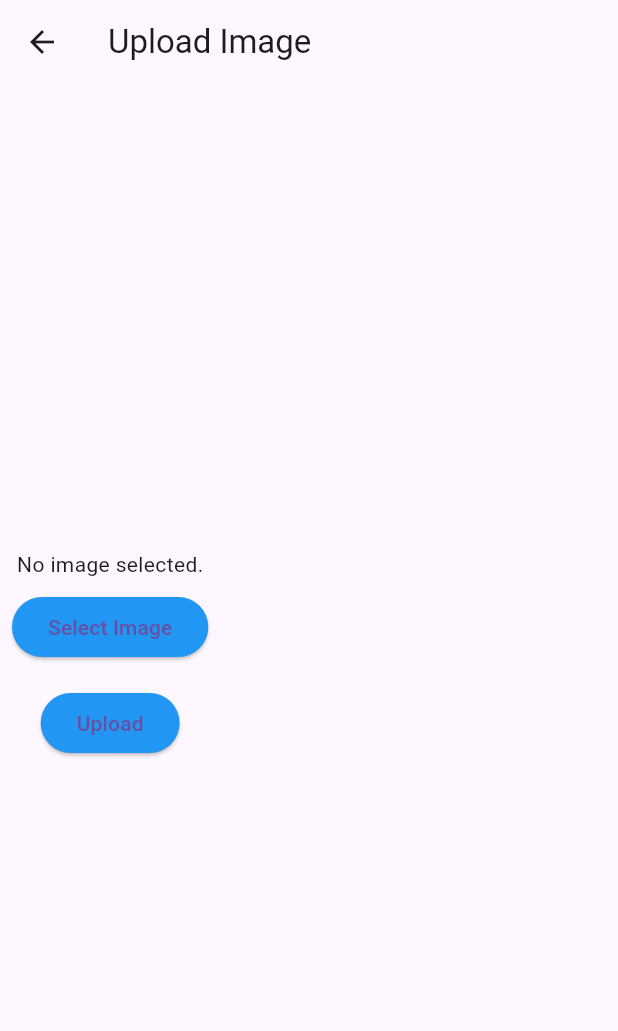
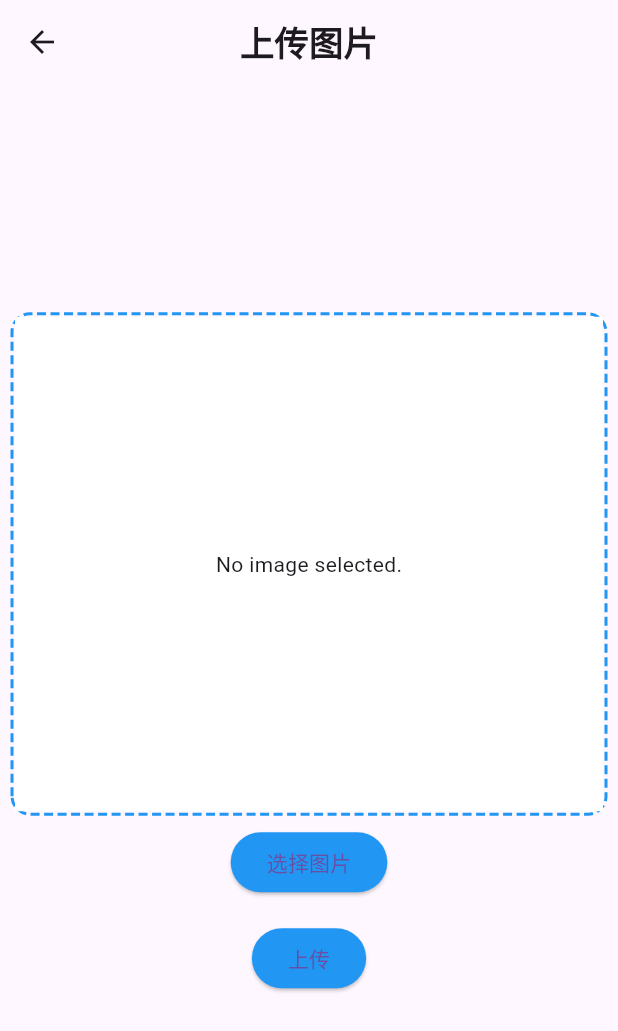
Before and after one commit to Kingsley-Yoimiya/EcoEye, a Flutter app: the screen it shows after launch, after a tap on "上传图片！", on a phone screen of 412 x 824 dp. Shown: the top 1031 px of the screen. Run offline on Flutter 3.47's test engine with Material 3 defaults, Android fonts, the phone set to English and light mode, and no system bars; drawn by our look-alikes of dotted_border; our stand-ins replace image_picker, shared_preferences; Roboto replaces fonts that are missing (Kaiti).

Commit message:
前端界面大体完善

```diff
--- a/flutter_app/lib/screens/main_screen.dart
+++ b/flutter_app/lib/screens/main_screen.dart
@@ -121,10 +121,13 @@ class _MainScreenState extends State<MainScreen> {
                 child: Center(
                   child: OutlinedButton(
                     onPressed: () async {
-                      await Navigator.push(
+                      final result = await Navigator.push(
                         context,
                         MaterialPageRoute(builder: (context) => UploadScreen()),
                       );
+                      if (result == "Login successful") {
+                          await _loadUserInfo();  // Reload user info and history
+                        }
                     },
                     child: Text('上传图片！',
                         style: TextStyle(
--- a/flutter_app/lib/screens/upload_screen.dart
+++ b/flutter_app/lib/screens/upload_screen.dart
@@ -1,8 +1,10 @@
 import 'package:flutter/material.dart';
 import 'package:image_picker/image_picker.dart';
+import 'package:dotted_border/dotted_border.dart';
 import '../widgets/button.dart'; // 根据实际路径调整
 import '../controllers/upload_and_analysis_controller.dart'; // 根据实际路径调整
 import 'dart:io';
+import 'package:shared_preferences/shared_preferences.dart';
 
 class UploadScreen extends StatefulWidget {
   @override
@@ -12,6 +14,20 @@ class UploadScreen extends StatefulWidget {
 class _UploadScreenState extends State<UploadScreen> {
   final UploadAndAnalysisController _controller = UploadAndAnalysisController();
   File? _selectedImage;
+  bool _isLoggedIn = false;
+
+  @override
+  void initState() {
+    super.initState();
+    _checkLoginStatus();
+  }
+
+  Future<void> _checkLoginStatus() async {
+    SharedPreferences prefs = await SharedPreferences.getInstance();
+    setState(() {
+      _isLoggedIn = prefs.getBool('isLoggedIn') ?? false;
+    });
+  }
 
   Future<void> _pickImage() async {
     final ImagePicker picker = ImagePicker();
@@ -25,6 +41,13 @@ class _UploadScreenState extends State<UploadScreen> {
   }
 
   Future<void> _uploadImage() async {
+    if (!_isLoggedIn) {
+      ScaffoldMessenger.of(context).showSnackBar(
+        SnackBar(content: Text('请先登录')),
+      );
+      return;
+    }
+
     if (_selectedImage != null) {
       final response = await _controller.uploadPhoto(_selectedImage!);
       ScaffoldMessenger.of(context).showSnackBar(
@@ -32,7 +55,7 @@ class _UploadScreenState extends State<UploadScreen> {
       );
     } else {
       ScaffoldMessenger.of(context).showSnackBar(
-        SnackBar(content: Text('Please select an image first.')),
+        SnackBar(content: Text('请先选择一张图片')),
       );
     }
   }
@@ -41,30 +64,67 @@ class _UploadScreenState extends State<UploadScreen> {
   Widget build(BuildContext context) {
     return Scaffold(
       appBar: AppBar(
-        title: Text('Upload Image'),
+        title: Text(
+          '上传图片',
+          style: TextStyle(
+            fontFamily: 'Kaiti',
+            fontWeight: FontWeight.bold,
+            fontSize: 23,
           ),
-      body: Column(
+        ),
+        centerTitle: true,
+      ),
+      body: Padding(
+        padding: const EdgeInsets.all(8.0),
+        child: Column(
           mainAxisAlignment: MainAxisAlignment.center,
           children: [
-          _selectedImage != null
+            DottedBorder(
+              color: Colors.blue,
+              strokeWidth: 2,
+              dashPattern: [6, 3],
+              borderType: BorderType.RRect,
+              radius: Radius.circular(12),
+              child: Container(
+                height: MediaQuery.of(context).size.height * 0.4,
+                color: Colors.white,
+                child: Center(
+                  child: _selectedImage != null
                       ? Image.file(_selectedImage!)
                       : Text('No image selected.'),
+                ),
+              ),
+            ),
             Padding(
               padding: const EdgeInsets.all(8.0),
               child: CustomButton(
-              text: 'Select Image',
+                text: '选择图片',
                 onPressed: _pickImage,
               ),
             ),
             Padding(
               padding: const EdgeInsets.all(8.0),
               child: CustomButton(
-              text: 'Upload',
-              onPressed: _uploadImage,
+                text: '上传',
+                onPressed: _isLoggedIn ? _uploadImage : () {},
+              ),
+            ),
+            if (!_isLoggedIn)
+              Padding(
+                padding: const EdgeInsets.all(8.0),
+                child: Text(
+                  '请先登录或注册以使用此功能',
+                  style: TextStyle(
+                    fontFamily: 'Songti',
+                    fontWeight: FontWeight.bold,
+                    fontSize: 14,
+                    color: Colors.red,
+                  ),
                 ),
               ),
           ],
         ),
+      ),
     );
   }
 }
```
Lines whose indentation alone changed are shown as unchanged.
